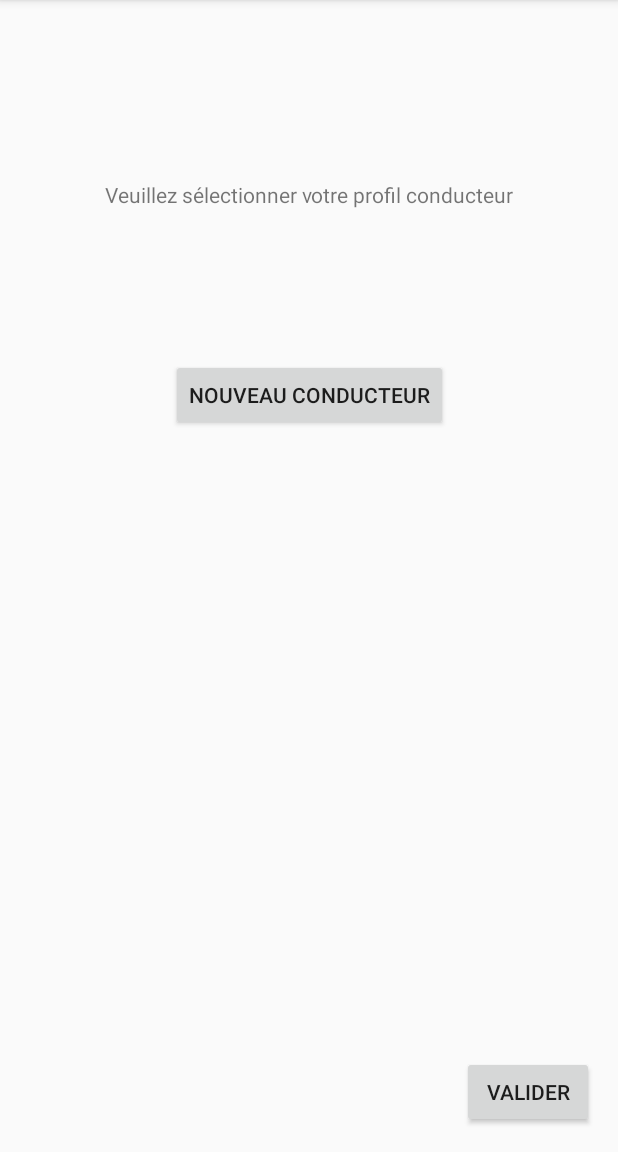
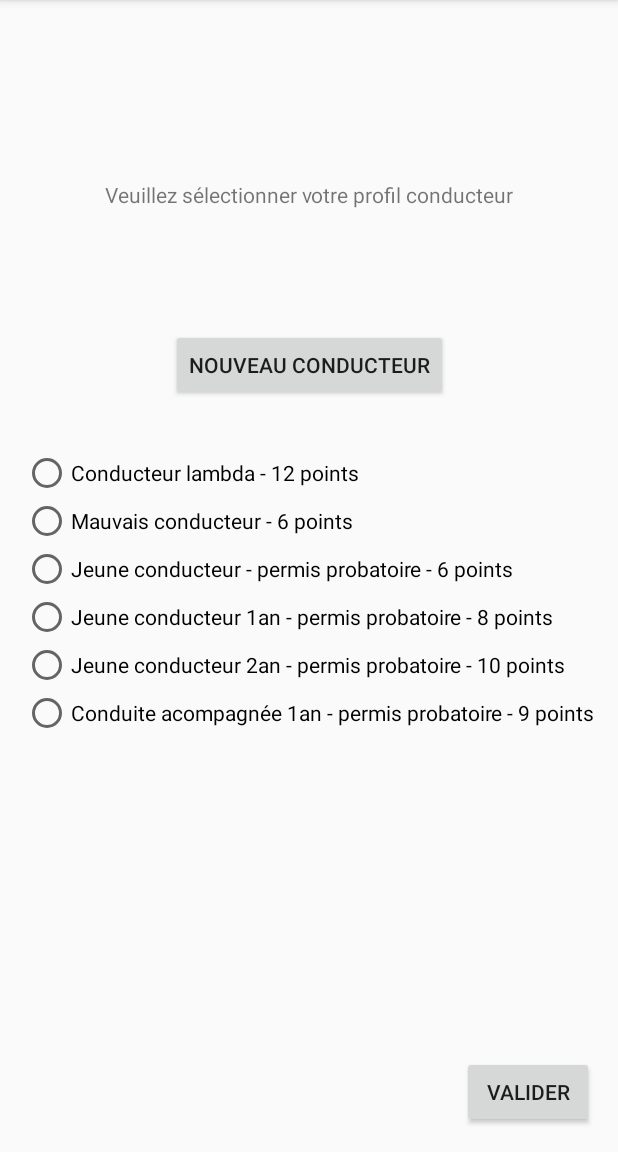
Before and after one commit to pierre61250/AppDEN, an Android app: the screen it shows after launch (ChoiceUserActivity), after a tap on "COMMENCER", on a phone screen of 412 x 824 dp, the part 84-1236 px from its top. Run offline under Robolectric (Android 15) with nearby library versions, the phone set to English and light mode, and no system bars.

Commit message:
user commit

```diff
--- a/app/src/main/java/com/example/appden3/ChoiceUserActivity.java
+++ b/app/src/main/java/com/example/appden3/ChoiceUserActivity.java
@@ -2,9 +2,10 @@ package com.example.appden3;
 
 import android.content.Intent;
 import android.os.Bundle;
-import android.util.Log;
 import android.view.View;
 import android.widget.Button;
+import android.widget.RadioButton;
+import android.widget.RadioGroup;
 import android.widget.Toast;
 
 import androidx.appcompat.app.AppCompatActivity;
@@ -14,20 +15,24 @@ import java.util.ArrayList;
 public class ChoiceUserActivity extends AppCompatActivity {
     private Button newUserButton;
     private Button validerButton;
+    private RadioGroup radioGroup;
 
-    private static ArrayList<ProfilUser> utilisateurs;
-
-    private ProfilUser utilisateurSelectionner;
+    private ArrayList<ProfilUser> utilisateurs;
 
     @Override
     protected void onCreate(Bundle savedInstanceState) {
         super.onCreate(savedInstanceState);
         setContentView(R.layout.activity_choice_user);
 
+        UserXML extractor = new UserXML(this);
+
         if (utilisateurs == null)
-            utilisateurs = new ArrayList<>();
+            utilisateurs = extractor.getProfilsUsers();
 
-        utilisateurSelectionner = null;
+        radioGroup = (RadioGroup) findViewById(R.id.radioGroupe);
+        for (ProfilUser user : utilisateurs) {
+            ajoutNewChoiceToRadioGroup(user);
+        }
 
         newUserButton = (Button) findViewById(R.id.new_user_button);
         newUserButton.setOnClickListener(new View.OnClickListener() {
@@ -49,16 +54,26 @@ public class ChoiceUserActivity extends AppCompatActivity {
     private void openNewUserActivity() {
         Intent intent = new Intent(this, NewUserActivity.class);
         this.startActivity(intent);
+        NewUserActivity.setActivity(this);
+    }
+
+    public void ajoutUtilisateur(ProfilUser new_user) {
+        utilisateurs.add(new_user);
+        ajoutNewChoiceToRadioGroup(new_user);
+    }
+
+    private void ajoutNewChoiceToRadioGroup(ProfilUser user) {
+        RadioButton userButton = new RadioButton(this);
+        userButton.setText(user.getInfosUser());
+        radioGroup.addView(userButton);
     }
 
     private void validerLeChoixDuser() {
-            if (utilisateurSelectionner != null) {
-            } else
-                Toast.makeText(this, R.string.error_user_not_selected, Toast.LENGTH_SHORT).show();
-    }
-
-    public static void ajoutUtilisateur(ProfilUser new_user) {
-        utilisateurs.add(new_user);
+        // verifie qu'un utilisateur ai bien ete selectionee
+        if (radioGroup.getCheckedRadioButtonId() != -1) {
+            // TODO
+        } else
+            Toast.makeText(this, R.string.error_user_not_selected, Toast.LENGTH_SHORT).show();
     }
 
 }
--- a/app/src/main/java/com/example/appden3/ProfilUser.java
+++ b/app/src/main/java/com/example/appden3/ProfilUser.java
@@ -1,4 +1,6 @@
 package com.example.appden3;
+
+import android.util.Log;
 
 public class ProfilUser {
     private String nomUser;
@@ -9,6 +11,16 @@ public class ProfilUser {
         this.nomUser = nomUser;
         this.probatoire = probatoire;
         this.nb_points = nb_points;
+    }
+
+    public static ProfilUser createNewUser(String nomUser, boolean probatoire, int nb_points) {
+        ProfilUser new_profile = new ProfilUser(nomUser, probatoire, nb_points);
+        Log.i("profil", new_profile.getInfosUser());
+        return new_profile;
+    }
+
+    public String getInfosUser() {
+        return nomUser + " - " + ((probatoire)?"permis probatoire - ":"") + nb_points + " points";
     }
 
     public String getNomUser() {
--- /dev/null
+++ b/app/src/main/java/com/example/appden3/UserXML.java
@@ -0,0 +1,120 @@
+package com.example.appden3;
+
+import android.content.Context;
+import android.content.res.AssetManager;
+import android.os.Build;
+import android.os.Environment;
+import android.util.Log;
+
+import org.w3c.dom.Document;
+import org.w3c.dom.Element;
+import org.w3c.dom.Node;
+import org.w3c.dom.NodeList;
+import org.xml.sax.SAXException;
+
+import java.io.File;
+import java.io.IOException;
+import java.io.InputStream;
+import java.util.ArrayList;
+
+
+import javax.xml.parsers.DocumentBuilder;
+import javax.xml.parsers.DocumentBuilderFactory;
+import javax.xml.parsers.ParserConfigurationException;
+import javax.xml.transform.Transformer;
+import javax.xml.transform.TransformerConfigurationException;
+import javax.xml.transform.TransformerException;
+import javax.xml.transform.TransformerFactory;
+import javax.xml.transform.dom.DOMSource;
+import javax.xml.transform.stream.StreamResult;
+
+public class UserXML {
+    private static String NODE_ATTR_PROBA = "probatoire";
+    private static String NODE_ATTR_POINTS = "points";
+
+    private Context context;
+    private static Document profil_conducteur;
+
+    public UserXML(Context context) {
+        this.context = context;
+    }
+
+    private Document parseXml(String fileName) {
+        try {
+            InputStream is = context.getAssets().open(fileName);
+
+            DocumentBuilderFactory dbf = DocumentBuilderFactory.newInstance();
+            DocumentBuilder db = dbf.newDocumentBuilder();
+            Document doc = db.parse(is);
+            doc.getDocumentElement().normalize();
+
+            Log.i("parsing", "Document " + fileName + " was parsed correctly");
+            is.close();
+            return doc;
+        } catch (ParserConfigurationException | SAXException | IOException e) {
+            e.printStackTrace();
+            Log.e("xml", "Error on parsing " + fileName);
+        }
+
+        return null;
+    }
+
+    private String getStringAttribute(Element elem, String nomAttribute) {
+        return elem.getAttribute(nomAttribute);
+    }
+
+    public ArrayList<ProfilUser> getProfilsUsers() {
+        ArrayList<ProfilUser> usersProfil = new ArrayList<>();
+
+        profil_conducteur = parseXml("profil_conducteur.xml");
+        NodeList users = profil_conducteur.getElementsByTagName("profil");
+
+        for (int i = 0; i < users.getLength(); i++) {
+            Node node = users.item(i);
+            if (node.getNodeType() == Node.ELEMENT_NODE) {
+                Element user = (Element) node;
+
+                String name = user.getTextContent();
+                boolean probatoire = Boolean.parseBoolean(getStringAttribute(user, NODE_ATTR_PROBA));
+                int points = Integer.parseInt(getStringAttribute(user, NODE_ATTR_POINTS));
+
+                ProfilUser userProfil = ProfilUser.createNewUser(name, probatoire, points);
+                usersProfil.add(userProfil);
+            }
+        }
+
+        return usersProfil;
+    }
+
+    public void saveUser(ProfilUser new_user) {
+        if (profil_conducteur == null)
+            profil_conducteur = parseXml("profil_conducteur.xml");
+
+        Element nodeUser = profil_conducteur.createElement("profil");
+        nodeUser.setNodeValue(new_user.getNomUser());
+        nodeUser.setAttribute(String.valueOf(new_user.isProbatoire()), NODE_ATTR_PROBA);
+        //nodeUser.setAttribute(String.valueOf(new_user.getNb_points()), NODE_ATTR_POINTS);
+
+        Node root = profil_conducteur.getElementsByTagName("profils").item(0);
+        root.appendChild(nodeUser);
+
+        String url = "";
+        /*
+        try {
+            TransformerFactory transformerFactory = TransformerFactory.newInstance();
+            Transformer transformer = transformerFactory.newTransformer();
+            DOMSource source = new DOMSource(profil_conducteur.getDocumentElement());
+            StreamResult result;
+
+
+            url = Environment.getDataDirectory().getPath() + "/com.apppden/profil_conducteur.xml";
+            result = new StreamResult(url);
+            transformer.transform(source, result);
+        } catch (TransformerException e) {
+            Log.e("save file", "Could'nt save data " + url + " : " + e);
+        }
+
+         */
+    }
+
+}
--- a/app/src/main/res/layout/activity_choice_user.xml
+++ b/app/src/main/res/layout/activity_choice_user.xml
@@ -20,7 +20,7 @@
         android:id="@+id/new_user_button"
         android:layout_width="wrap_content"
         android:layout_height="wrap_content"
-        android:layout_marginTop="100dp"
+        android:layout_marginTop="80dp"
         android:text="@string/new_usager"
         app:layout_constraintEnd_toEndOf="parent"
         app:layout_constraintStart_toStartOf="parent"
@@ -35,4 +35,13 @@
         android:text="@string/button_validation"
         app:layout_constraintBottom_toBottomOf="parent"
         app:layout_constraintEnd_toEndOf="parent" />
+
+    <RadioGroup
+        android:id="@+id/radioGroupe"
+        android:layout_width="wrap_content"
+        android:layout_height="wrap_content"
+        android:layout_marginTop="32dp"
+        app:layout_constraintEnd_toEndOf="parent"
+        app:layout_constraintStart_toStartOf="parent"
+        app:layout_constraintTop_toBottomOf="@+id/new_user_button" />
 </androidx.constraintlayout.widget.ConstraintLayout>
--- a/app/src/main/res/layout/newuser_activity.xml
+++ b/app/src/main/res/layout/newuser_activity.xml
@@ -38,7 +38,7 @@
         android:layout_height="wrap_content"
         android:layout_marginStart="24dp"
         android:layout_marginTop="32dp"
-        android:text="@string/permis_proba"
+        android:text="@string/permis_proba_question"
         app:layout_constraintStart_toStartOf="parent"
         app:layout_constraintTop_toBottomOf="@+id/textInputLayout" />
 
--- a/app/src/main/res/values/strings.xml
+++ b/app/src/main/res/values/strings.xml
@@ -12,7 +12,7 @@
     <string name="nom_user">Entrez un nom d\'utilisateur</string>
     <string name="nom">Nom</string>
 
-    <string name="permis_proba">Avez vous un permis probatoire</string>
+    <string name="permis_proba_question">Avez vous un permis probatoire</string>
     <string name="permis_proba_info">(Permis pour jeune conducteur / permis A)</string>
     <string name="probatoire">Permis probatoire</string>
 
```
Also changed, not shown: app/src/main/assets/profil_conducteur.xml (added, +9 -0 lines), app/src/main/java/com/example/appden3/NewUserActivity.java (+9 -3 lines).
